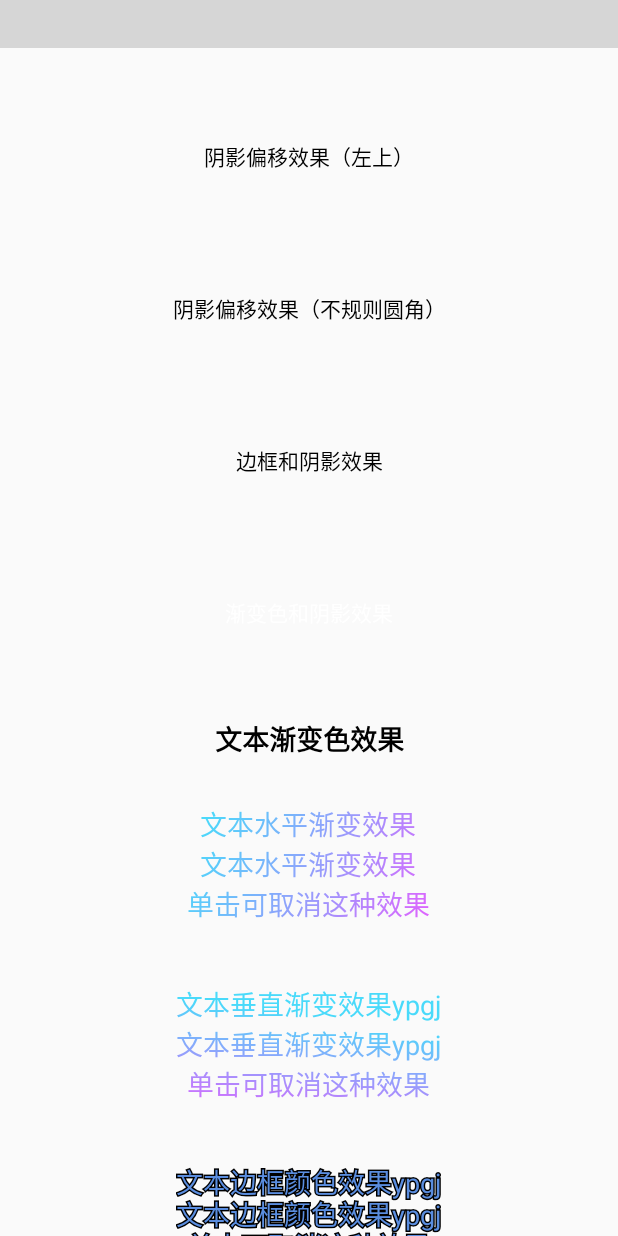
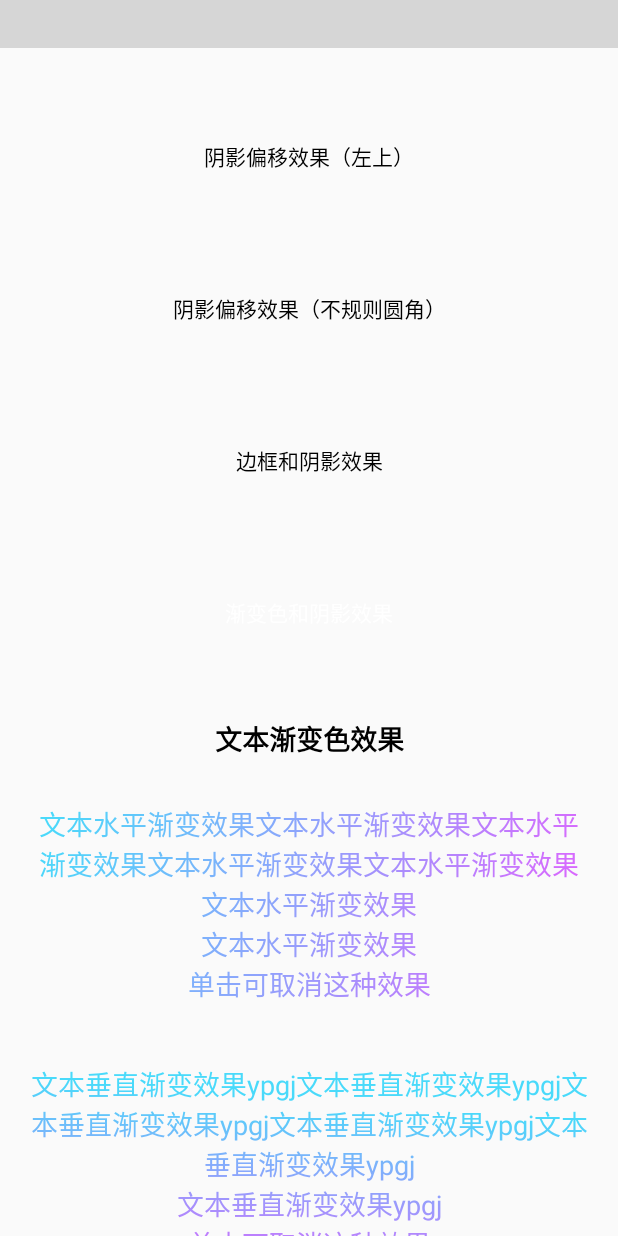
Before and after one commit to getActivity/ShapeView, an Android app: the screen it shows after launch (MainActivity), scrolled down 1108 dp, on a phone screen of 412 x 824 dp. Run offline under Robolectric (Android 15) with nearby library versions, the phone set to English and light mode, and no system bars; plain views replace TitleBar; 17 statements that could not run were skipped; grey boxes are pictures that could not be loaded.

Commit message:
优化 Demo 工程的使用案例

```diff
--- a/app/src/main/java/com/hjq/shape/demo/MainActivity.java
+++ b/app/src/main/java/com/hjq/shape/demo/MainActivity.java
@@ -81,7 +81,7 @@ public class MainActivity extends AppCompatActivity {
                 textColorBuilder.clearTextGradientColor();
                 textColorBuilder.clearTextStrokeColor();
             } else {
-                textColorBuilder.setTextGradientColors(new int[] {0xFF49DAFA, 0xFFED58FF})
+                textColorBuilder.setTextGradientColors(new int[] {0xFFFEFA54, 0xFFF08833})
                     .setTextStrokeColor(0xFF000000)
                     .intoTextColor();
             }
--- a/app/src/main/res/layout/activity_main.xml
+++ b/app/src/main/res/layout/activity_main.xml
@@ -373,7 +373,7 @@
                 android:layout_margin="10dp"
                 android:gravity="center"
                 android:padding="10dp"
-                android:text="文本水平渐变效果\n文本水平渐变效果\n单击可取消这种效果"
+                android:text="文本水平渐变效果文本水平渐变效果文本水平渐变效果文本水平渐变效果文本水平渐变效果文本水平渐变效果\n文本水平渐变效果\n单击可取消这种效果"
                 android:textSize="18sp"
                 app:shape_textEndColor="#ED58FF"
                 app:shape_textGradientOrientation="horizontal"
@@ -386,7 +386,7 @@
                 android:layout_margin="10dp"
                 android:gravity="center"
                 android:padding="10dp"
-                android:text="文本垂直渐变效果ypgj\n文本垂直渐变效果ypgj\n单击可取消这种效果"
+                android:text="文本垂直渐变效果ypgj文本垂直渐变效果ypgj文本垂直渐变效果ypgj文本垂直渐变效果ypgj文本垂直渐变效果ypgj\n文本垂直渐变效果ypgj\n单击可取消这种效果"
                 android:textSize="18sp"
                 app:shape_textEndColor="#ED58FF"
                 app:shape_textGradientOrientation="vertical"
```
